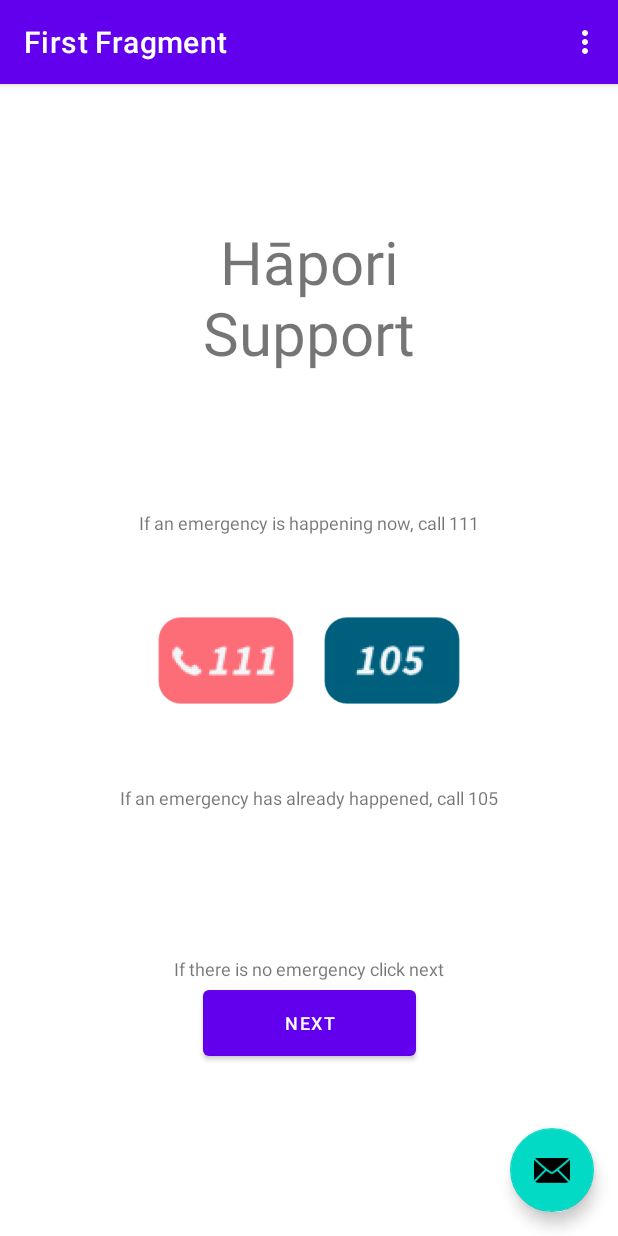
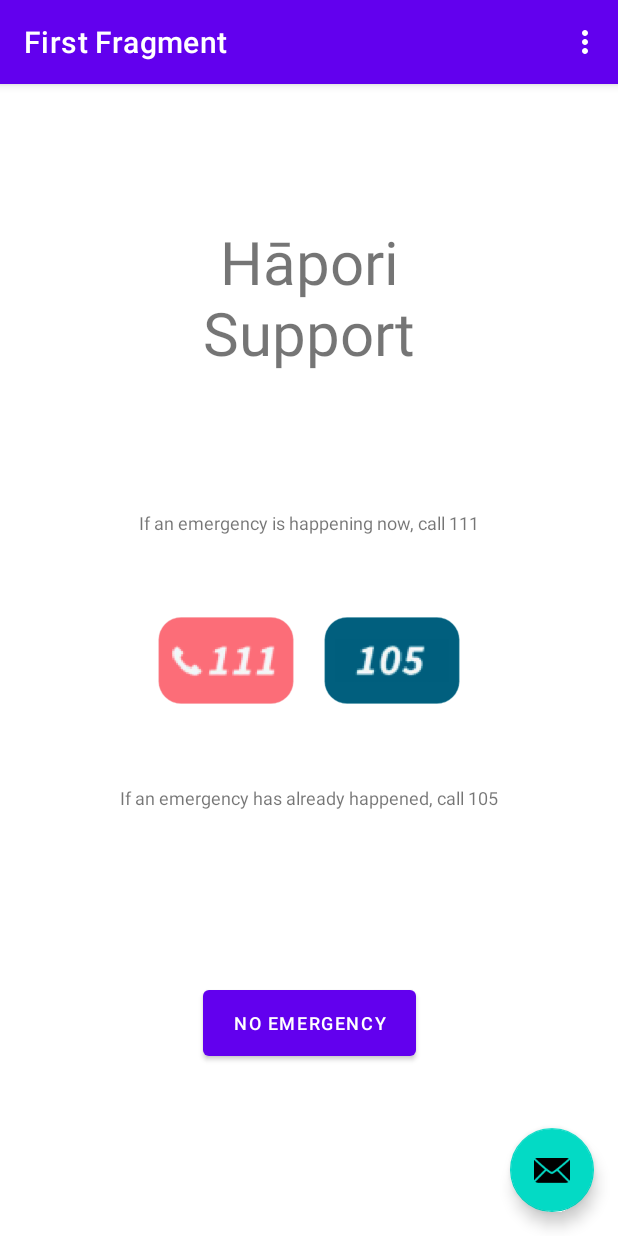
Before and after one commit to Viper272/University_Hapori-App, an Android app: the screen it shows after launch (MainActivity), on a phone screen of 412 x 824 dp. Run offline under Robolectric (Android 15) with nearby library versions, the phone set to English and light mode, and no system bars; our stand-ins replace navigation-ui.

Commit message:
Adjustments to home screen: Removed text from above next button and renamed button

```diff
--- a/app/src/main/res/layout/fragment_first.xml
+++ b/app/src/main/res/layout/fragment_first.xml
@@ -109,19 +109,6 @@
     </androidx.constraintlayout.widget.ConstraintLayout>
 
 
-    <TextView
-        android:id="@+id/textView_home_noEmergency"
-        android:layout_width="wrap_content"
-        android:layout_height="wrap_content"
-        android:text="@string/noEmergency"
-        android:textSize="@dimen/default_textSize"
-        app:layout_constraintTop_toBottomOf="@id/constraint_home"
-        app:layout_constraintStart_toStartOf="parent"
-        app:layout_constraintEnd_toEndOf="parent"
-        app:layout_constraintBottom_toTopOf="@id/button_home_next"
-        app:layout_constraintVertical_bias="1"
-        />
-
     <Button
         android:id="@+id/button_home_next"
         android:layout_width="142dp"
--- a/app/src/main/res/values/strings.xml
+++ b/app/src/main/res/values/strings.xml
@@ -5,7 +5,6 @@
     <!-- Strings used for fragments for navigation -->
     <string name="first_fragment_label">First Fragment</string>
     <string name="second_fragment_label">Second Fragment</string>
-    <string name="next">Next</string>
     <string name="previous">Previous</string>
 
     <!-- Fragment 1 -->
@@ -14,6 +13,6 @@
     <string name="call_111">Call the emergency number</string>
     <string name="call_105">Call the non-emergency number</string>
     <string name="emergencyHappened">If an emergency has already happened, call 105</string>
-    <string name="noEmergency">If there is no emergency click next</string>
+    <string name="next">No Emergency</string>
 
 </resources>
```
